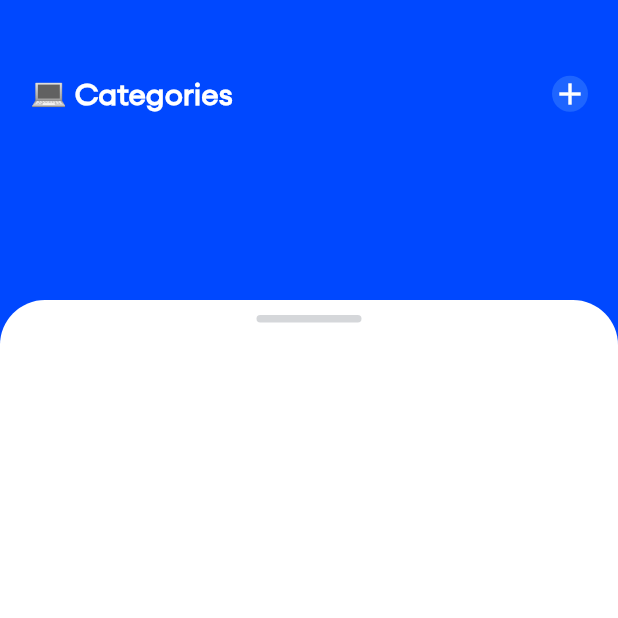
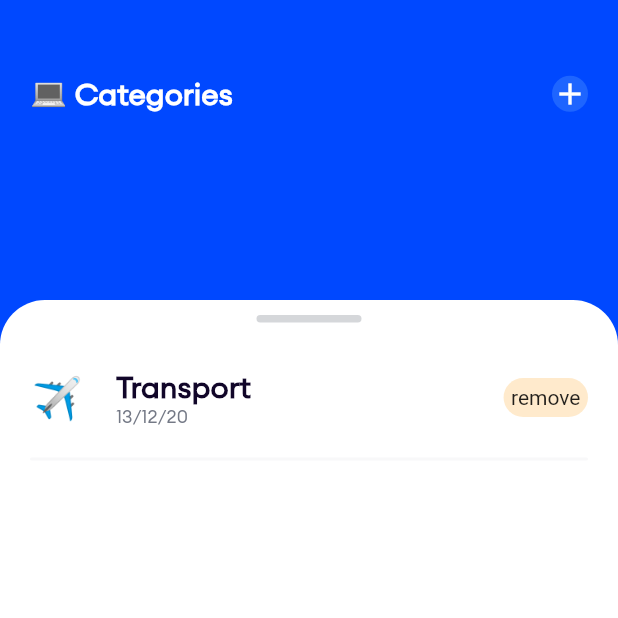
Before and after one commit to BashirYesufu/Xafe, a Flutter app: the CategoryScreen screen opened directly, on a phone screen of 412 x 824 dp, the top half of it. Run offline on Flutter 3.47's test engine with Material 2 defaults, Android fonts, the phone set to English and light mode, and no system bars; our stand-ins replace loading_animation_widget, modal_progress_hud_nsn, percent_indicator.

```diff
--- a/lib/route_handler.dart
+++ b/lib/route_handler.dart
@@ -1,5 +1,6 @@
 import 'package:flutter/material.dart';
 import 'package:xafe/routes.dart';
+import 'package:xafe/screens/category_creation_screen.dart';
 import 'package:xafe/screens/home/tab.dart';
 import 'package:xafe/screens/auth/landing_screen.dart';
 import 'package:xafe/screens/auth/sign_in_screen.dart';
@@ -19,6 +20,7 @@ class RouteHandler {
     Routes.signUpPassword: (context) => SignUpPassword(),
     Routes.signIn: (context) => SignInScreen(),
     Routes.tab: (context) => TabScreen(),
+    Routes.createCategory: (context) => CreateCategoryScreen()
   };
 
   static Route<dynamic>? generateRoute(RouteSettings route) {
--- a/lib/routes.dart
+++ b/lib/routes.dart
@@ -7,4 +7,5 @@ class Routes{
   static const signUpPassword = 'signUpPassword';
   static const signIn = 'signIn';
   static const tab = 'home';
+  static const createCategory = 'createCategory';
 }
--- a/lib/screens/home/categories.dart
+++ b/lib/screens/home/categories.dart
@@ -1,5 +1,6 @@
 import 'package:flutter/material.dart';
 import 'package:xafe/components/cards/xafe_card.dart';
+import 'package:xafe/routes.dart';
 import '../../constants/app_colors.dart';
 import '../../constants/app_textstyles.dart';
 
@@ -23,7 +24,7 @@ class CategoryScreen extends StatelessWidget {
                 ),
                 Spacer(),
                 InkWell(
-                  onTap: () {},
+                  onTap: () => Navigator.pushNamed(context, Routes.createCategory),
                   child: Stack(
                     children: [
                       XafeCard(
@@ -63,6 +64,30 @@ class CategoryScreen extends StatelessWidget {
                     )
                 ),
                 SizedBox(height: 30,),
+                Column(
+                  children: [
+                    Row(
+                      children: [
+                        Text('✈️', style: AppTextStyles.white(size: 30, fontWeight: FontWeight.bold),),
+                        SizedBox(width: 20,),
+                        Column(
+                          crossAxisAlignment: CrossAxisAlignment.start,
+                          children: [
+                            Text('Transport', style: AppTextStyles.deepBlue(size: 20),),
+                            Text('13/12/20', style: AppTextStyles.grey(size: 12),),
+                          ],
+                        ),
+                        Spacer(),
+                        XafeCard(
+                          backgroundColor: Colors.orange.withOpacity(0.2),
+                          child: Text('remove'),
+                        )
+                      ],
+                    ),
+                    SizedBox(height: 20,),
+                    XafeCard(height: 2,)
+                  ],
+                )
               ],
             ),
           )
--- a/pubspec.yaml
+++ b/pubspec.yaml
@@ -39,6 +39,7 @@ dependencies:
   loading_animation_widget: ^1.2.0+2
   percent_indicator: ^4.2.2
   modal_bottom_sheet: ^2.1.0
+  intl: ^0.17.0
 
 dev_dependencies:
   flutter_test:
```
Also changed, not shown: lib/models/view_models/spending_category_view_model.dart (added, +12 -0 lines), lib/screens/category_creation_screen.dart (added, +43 -0 lines), pubspec.lock.
